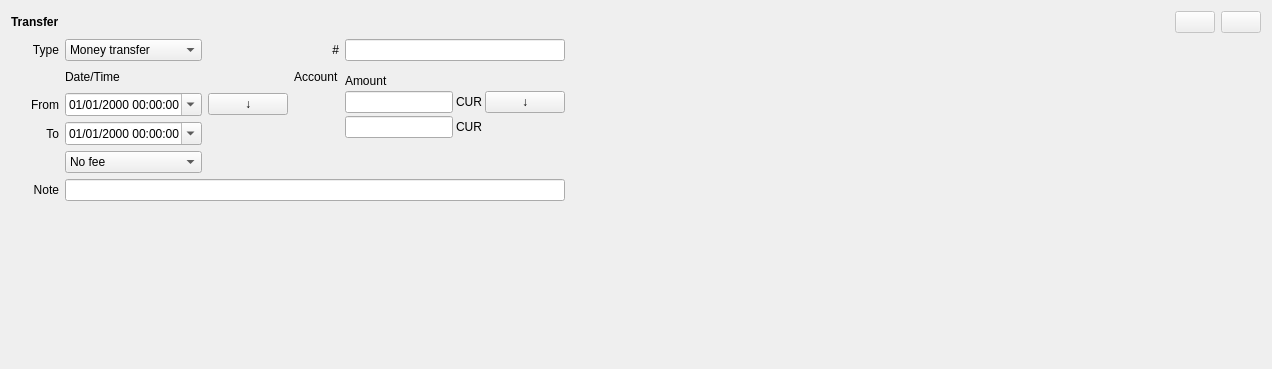
This is jal/ui/widgets/transfer_operation.ui in titov-vv/jal as Qt 5 draws it before an edit. The edited form follows.
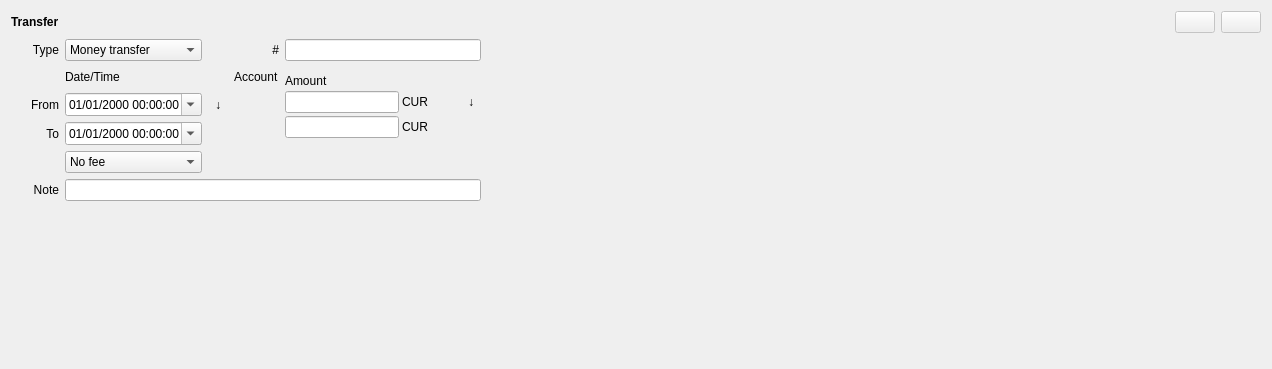
This is the edited form. The open tabs and pages were chosen to show the change. Custom widgets are drawn as their Qt base class.

```diff
--- a/jal/ui/widgets/transfer_operation.ui
+++ b/jal/ui/widgets/transfer_operation.ui
@@ -274,9 +274,6 @@
        <verstretch>0</verstretch>
       </sizepolicy>
      </property>
-     <property name="lineWidth">
-      <number>1</number>
-     </property>
      <property name="currentIndex">
       <number>1</number>
      </property>
@@ -326,13 +323,16 @@
         </widget>
        </item>
        <item row="2" column="3">
-        <widget class="QPushButton" name="copy_amount_btn">
+        <widget class="QToolButton" name="copy_amount_btn">
          <property name="toolTip">
           <string>Copy value</string>
          </property>
          <property name="text">
           <string>↓</string>
          </property>
+         <property name="autoRaise">
+          <bool>true</bool>
+         </property>
         </widget>
        </item>
        <item row="3" column="0" colspan="2">
@@ -473,13 +473,16 @@
     </widget>
    </item>
    <item row="3" column="4">
-    <widget class="QPushButton" name="copy_date_btn">
+    <widget class="QToolButton" name="copy_date_btn">
      <property name="toolTip">
       <string>Copy value</string>
      </property>
      <property name="text">
       <string>↓</string>
      </property>
+     <property name="autoRaise">
+      <bool>true</bool>
+     </property>
     </widget>
    </item>
    <item row="0" column="0">
```
